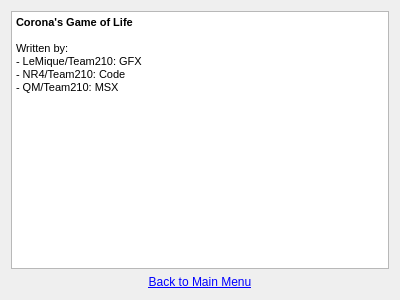
First picture: the form in src/Credits.ui, repository LeStahL/coronas-game-of-life, before the edit.
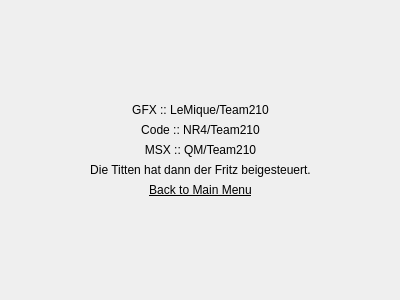
Second picture: the form after the edit.

Commit message: styled credits

Diff of the .ui file:
```diff
--- a/src/Credits.ui
+++ b/src/Credits.ui
@@ -13,33 +13,112 @@
   <property name="windowTitle">
    <string>Form</string>
   </property>
-  <layout class="QVBoxLayout" name="verticalLayout">
+  <layout class="QHBoxLayout" name="horizontalLayout">
    <item>
-    <widget class="QTextEdit" name="textEdit">
-     <property name="html">
-      <string>&lt;!DOCTYPE HTML PUBLIC &quot;-//W3C//DTD HTML 4.0//EN&quot; &quot;http://www.w3.org/TR/REC-html40/strict.dtd&quot;&gt;
-&lt;html&gt;&lt;head&gt;&lt;meta name=&quot;qrichtext&quot; content=&quot;1&quot; /&gt;&lt;style type=&quot;text/css&quot;&gt;
-p, li { white-space: pre-wrap; }
-&lt;/style&gt;&lt;/head&gt;&lt;body style=&quot; font-family:'MS Shell Dlg 2'; font-size:8.25pt; font-weight:400; font-style:normal;&quot;&gt;
-&lt;p style=&quot; margin-top:0px; margin-bottom:0px; margin-left:0px; margin-right:0px; -qt-block-indent:0; text-indent:0px;&quot;&gt;&lt;span style=&quot; font-weight:600;&quot;&gt;Corona's Game of Life&lt;/span&gt;&lt;/p&gt;
-&lt;p style=&quot;-qt-paragraph-type:empty; margin-top:0px; margin-bottom:0px; margin-left:0px; margin-right:0px; -qt-block-indent:0; text-indent:0px; font-weight:600;&quot;&gt;&lt;br /&gt;&lt;/p&gt;
-&lt;p style=&quot; margin-top:0px; margin-bottom:0px; margin-left:0px; margin-right:0px; -qt-block-indent:0; text-indent:0px;&quot;&gt;Written by:&lt;/p&gt;
-&lt;p style=&quot; margin-top:0px; margin-bottom:0px; margin-left:0px; margin-right:0px; -qt-block-indent:0; text-indent:0px;&quot;&gt;- LeMique/Team210: GFX&lt;/p&gt;
-&lt;p style=&quot; margin-top:0px; margin-bottom:0px; margin-left:0px; margin-right:0px; -qt-block-indent:0; text-indent:0px;&quot;&gt;- NR4/Team210: Code&lt;/p&gt;
-&lt;p style=&quot; margin-top:0px; margin-bottom:0px; margin-left:0px; margin-right:0px; -qt-block-indent:0; text-indent:0px;&quot;&gt;- QM/Team210: MSX&lt;/p&gt;
-&lt;p style=&quot;-qt-paragraph-type:empty; margin-top:0px; margin-bottom:0px; margin-left:0px; margin-right:0px; -qt-block-indent:0; text-indent:0px;&quot;&gt;&lt;br /&gt;&lt;/p&gt;&lt;/body&gt;&lt;/html&gt;</string>
+    <spacer name="horizontalSpacer">
+     <property name="orientation">
+      <enum>Qt::Horizontal</enum>
      </property>
-    </widget>
+     <property name="sizeHint" stdset="0">
+      <size>
+       <width>40</width>
+       <height>20</height>
+      </size>
+     </property>
+    </spacer>
    </item>
    <item>
-    <widget class="QLabel" name="label">
-     <property name="text">
-      <string>&lt;a href=&quot;menu&quot;&gt;Back to Main Menu&lt;/a&gt;</string>
+    <layout class="QVBoxLayout" name="verticalLayout">
+     <item>
+      <spacer name="verticalSpacer">
+       <property name="orientation">
+        <enum>Qt::Vertical</enum>
+       </property>
+       <property name="sizeHint" stdset="0">
+        <size>
+         <width>20</width>
+         <height>40</height>
+        </size>
+       </property>
+      </spacer>
+     </item>
+     <item>
+      <widget class="QLabel" name="label_2">
+       <property name="text">
+        <string>GFX :: LeMique/Team210</string>
+       </property>
+       <property name="alignment">
+        <set>Qt::AlignCenter</set>
+       </property>
+      </widget>
+     </item>
+     <item>
+      <widget class="QLabel" name="label_3">
+       <property name="text">
+        <string>Code :: NR4/Team210</string>
+       </property>
+       <property name="alignment">
+        <set>Qt::AlignCenter</set>
+       </property>
+      </widget>
+     </item>
+     <item>
+      <widget class="QLabel" name="label_4">
+       <property name="text">
+        <string>MSX :: QM/Team210</string>
+       </property>
+       <property name="alignment">
+        <set>Qt::AlignCenter</set>
+       </property>
+      </widget>
+     </item>
+     <item>
+      <widget class="QLabel" name="label_5">
+       <property name="text">
+        <string>Die Titten hat dann der Fritz beigesteuert.</string>
+       </property>
+       <property name="alignment">
+        <set>Qt::AlignCenter</set>
+       </property>
+      </widget>
+     </item>
+     <item>
+      <widget class="QLabel" name="label">
+       <property name="text">
+        <string>&lt;a href=&quot;menu&quot; style=&quot;color:black;&quot;&gt;Back to Main Menu&lt;/a&gt;</string>
+       </property>
+       <property name="alignment">
+        <set>Qt::AlignCenter</set>
+       </property>
+      </widget>
+     </item>
+     <item>
+      <spacer name="verticalSpacer_2">
+       <property name="orientation">
+        <enum>Qt::Vertical</enum>
+       </property>
+       <property name="sizeHint" stdset="0">
+        <size>
+         <width>20</width>
+         <height>40</height>
+        </size>
+       </property>
+      </spacer>
+     </item>
+    </layout>
+   </item>
+   <item>
+    <spacer name="horizontalSpacer_2">
+     <property name="orientation">
+      <enum>Qt::Horizontal</enum>
      </property>
-     <property name="alignment">
-      <set>Qt::AlignCenter</set>
+     <property name="sizeHint" stdset="0">
+      <size>
+       <width>40</width>
+       <height>20</height>
+      </size>
      </property>
-    </widget>
+    </spacer>
    </item>
   </layout>
  </widget>
```
The commit also changes 1 other file.
